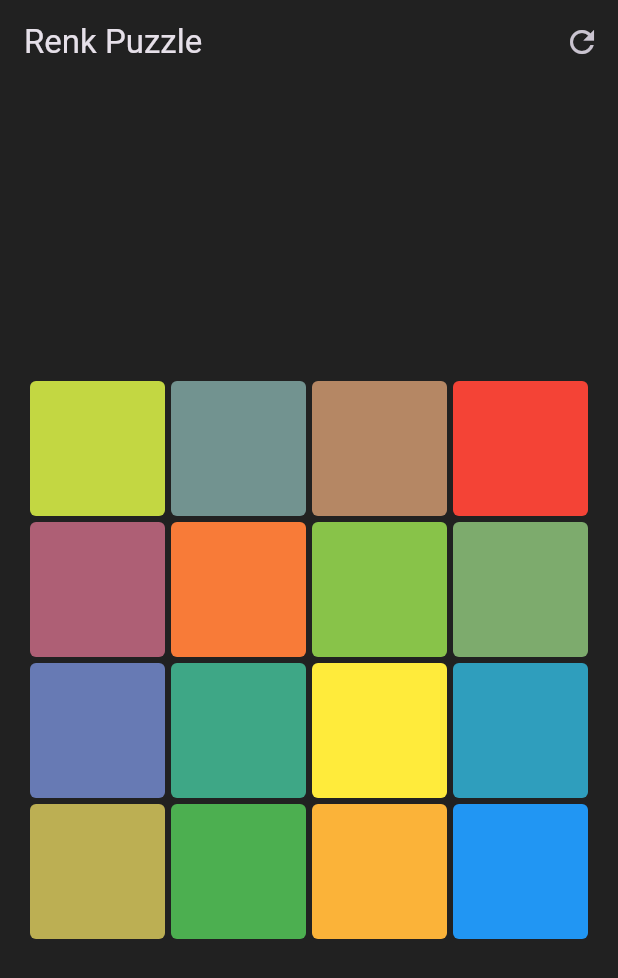
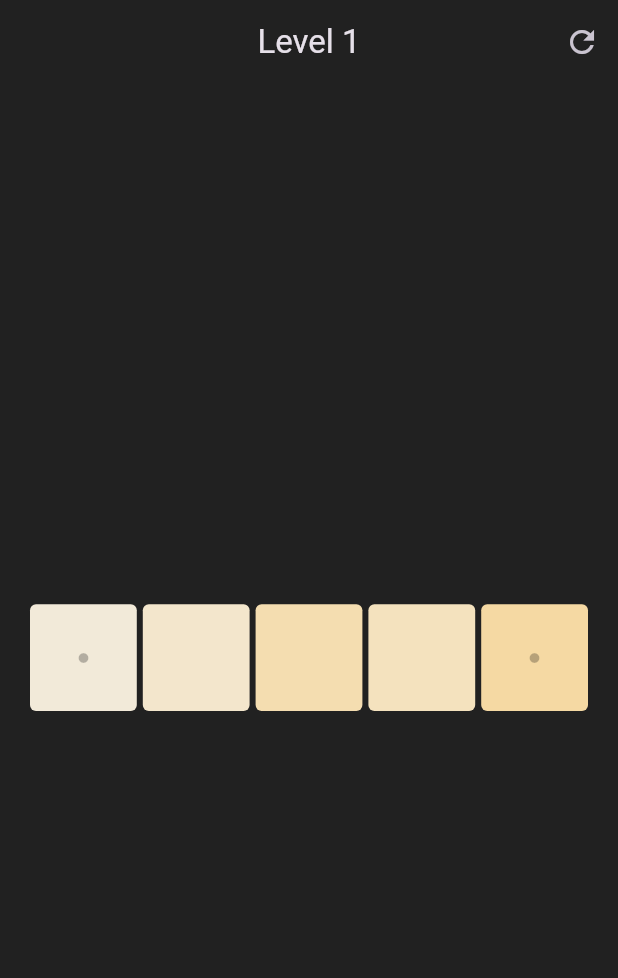
Before and after one commit to oznurkarahasan/color_puzzle, a Flutter app: the screen it shows after launch, after a tap on the "refresh" icon, on a phone screen of 412 x 824 dp. Shown: the top 978 px of the screen. Run offline on Flutter 3.47's test engine with Material 3 defaults, Android fonts, the phone set to English and light mode, and no system bars; our stand-ins replace flutter_dotenv.

Commit message:
level system added

```diff
--- a/lib/core/utils/color_generator.dart
+++ b/lib/core/utils/color_generator.dart
@@ -1,27 +1,40 @@
 import 'package:flutter/material.dart';
+import 'dart:math';
 
 class ColorGenerator {
-  /// Verilen 4 köşe rengine göre grid boyutu kadar ara renk üretir.
-  static List<Color> generateGrid({
-    required int size,
-    required Color tl, // Top-Left (Sol Üst)
-    required Color tr, // Top-Right (Sağ Üst)
-    required Color bl, // Bottom-Left (Sol Alt)
-    required Color br, // Bottom-Right (Sağ Alt)
+  // Artık size yerine rows ve cols alıyoruz
+  static List<Color> generateLevelColors({
+    required int rows,
+    required int cols,
   }) {
+    final Random random = Random();
+
+    // Rastgele Ana Renk
+    double baseHue = random.nextDouble() * 360;
+
+    // Köşeleri HSL ile üret (Daha canlı renkler için parametreleri güncelledim)
+    Color tl = HSLColor.fromAHSL(1.0, baseHue, 0.5, 0.9).toColor(); // Çok Açık
+    Color tr = HSLColor.fromAHSL(1.0, baseHue, 0.8, 0.8).toColor(); // Açık
+    Color bl = HSLColor.fromAHSL(1.0, baseHue, 0.5, 0.3).toColor(); // Koyu
+    Color br = HSLColor.fromAHSL(1.0, baseHue, 1.0, 0.1).toColor(); // Çok Koyu
+
     List<Color> result = [];
 
-    for (int y = 0; y < size; y++) {
-      for (int x = 0; x < size; x++) {
-        double xRatio = size > 1 ? x / (size - 1) : 0;
-        double yRatio = size > 1 ? y / (size - 1) : 0;
+    for (int y = 0; y < rows; y++) {
+      for (int x = 0; x < cols; x++) {
+        // MATEMATİKSEL KORUMA:
+        // Eğer tek satırsa (rows=1), bölen 0 olur ve hata verir.
+        // Bunu engellemek için kontrol ekledik (? : yapısı).
+        double xRatio = cols > 1 ? x / (cols - 1) : 0;
+        double yRatio = rows > 1 ? y / (rows - 1) : 0;
 
-        // Üst ve Alt satır interpolasyonu
         Color topColor = Color.lerp(tl, tr, xRatio)!;
         Color bottomColor = Color.lerp(bl, br, xRatio)!;
 
-        // Dikey interpolasyon
-        Color finalColor = Color.lerp(topColor, bottomColor, yRatio)!;
+        // Eğer tek satırsa sadece üst rengi (topColor) kullan, karıştırma.
+        Color finalColor = rows > 1
+            ? Color.lerp(topColor, bottomColor, yRatio)!
+            : topColor;
 
         result.add(finalColor);
       }
--- a/lib/features/game/screens/game_screen.dart
+++ b/lib/features/game/screens/game_screen.dart
@@ -10,29 +10,102 @@ class GameScreen extends StatefulWidget {
 }
 
 class _GameScreenState extends State<GameScreen> {
-  final int satirSayisi = 4;
+  int currentLevel = 1;
+  int satirSayisi = 1;
+  int sutunSayisi = 5;
+
   List<Color> hedefListe = [];
   List<Color> oyuncuListesi = [];
+
+  // YENİ: Kilitli olan indexleri tutan liste
+  Set<int> kilitliIndexler = {};
 
   @override
   void initState() {
     super.initState();
-    _oyunuBaslat();
+    _leveliBaslat();
   }
 
-  void _oyunuBaslat() {
-    hedefListe = ColorGenerator.generateGrid(
-      size: satirSayisi,
-      tl: Colors.red,
-      tr: Colors.yellow,
-      bl: Colors.blue,
-      br: Colors.green,
+  void _leveliBaslat() {
+    // --- LEVEL AYARLARI ---
+    if (currentLevel == 1) {
+      satirSayisi = 1;
+      sutunSayisi = 5;
+    } else if (currentLevel == 2) {
+      satirSayisi = 3;
+      sutunSayisi = 3;
+    } else {
+      int baseSize = 4 + ((currentLevel - 3) ~/ 2);
+      satirSayisi = baseSize;
+      sutunSayisi = baseSize;
+    }
+
+    // 1. Hedef renkleri oluştur (Bu bizim cevap anahtarımız)
+    hedefListe = ColorGenerator.generateLevelColors(
+      rows: satirSayisi,
+      cols: sutunSayisi,
     );
-    oyuncuListesi = List.of(hedefListe)..shuffle();
+
+    // 2. Kilitli olacak taşları belirle (Köşeler)
+    _kilitliTaslariBelirle();
+
+    // 3. AKILLI KARIŞTIRMA (Sadece ortadakileri karıştır)
+    oyuncuListesi = _sadeceOrtalariKaristir(hedefListe);
+
     setState(() {});
   }
 
+  void _kilitliTaslariBelirle() {
+    kilitliIndexler.clear();
+
+    if (currentLevel == 1) {
+      // Level 1 için sadece en başı ve en sonu kilitleyelim (Kolaylık olsun)
+      kilitliIndexler.add(0); // İlk kutu
+      kilitliIndexler.add(sutunSayisi - 1); // Son kutu
+    } else {
+      // Diğer levellerde 4 köşeyi kilitle
+      kilitliIndexler.add(0); // Sol Üst
+      kilitliIndexler.add(sutunSayisi - 1); // Sağ Üst
+      kilitliIndexler.add((satirSayisi - 1) * sutunSayisi); // Sol Alt
+      kilitliIndexler.add((satirSayisi * sutunSayisi) - 1); // Sağ Alt
+    }
+  }
+
+  List<Color> _sadeceOrtalariKaristir(List<Color> kaynak) {
+    // Hareket edebilir (kilitli olmayan) renkleri ayıkla
+    List<Color> hareketliRenkler = [];
+    for (int i = 0; i < kaynak.length; i++) {
+      if (!kilitliIndexler.contains(i)) {
+        hareketliRenkler.add(kaynak[i]);
+      }
+    }
+
+    // Bunları karıştır
+    hareketliRenkler.shuffle();
+
+    // Şimdi yeni listeyi inşa et
+    List<Color> sonuc = [];
+    int hareketliSayac = 0;
+
+    for (int i = 0; i < kaynak.length; i++) {
+      if (kilitliIndexler.contains(i)) {
+        // Eğer kilitli bir yerse, orijinal (doğru) rengi koy
+        sonuc.add(kaynak[i]);
+      } else {
+        // Değilse, karıştırdığımız havuzdan sıradakini koy
+        sonuc.add(hareketliRenkler[hareketliSayac]);
+        hareketliSayac++;
+      }
+    }
+    return sonuc;
+  }
+
   void _renkleriDegistir(int eskiIndex, int yeniIndex) {
+    // Eğer hedef yer kilitliyse değişime izin verme (Ekstra güvenlik)
+    if (kilitliIndexler.contains(yeniIndex) ||
+        kilitliIndexler.contains(eskiIndex))
+      return;
+
     setState(() {
       final temp = oyuncuListesi[eskiIndex];
       oyuncuListesi[eskiIndex] = oyuncuListesi[yeniIndex];
@@ -41,52 +114,66 @@ class _GameScreenState extends State<GameScreen> {
     _kazanmaKontrolu();
   }
 
-  void _kazanmaKontrolu() {
-    bool kazandi = true;
-    for (int i = 0; i < hedefListe.length; i++) {
-      if (hedefListe[i].toARGB32() != oyuncuListesi[i].toARGB32()) {
-        kazandi = false;
-        break;
-      }
-    }
-    if (kazandi) {
-      ScaffoldMessenger.of(context).showSnackBar(
-        const SnackBar(
-          content: Text("🎉 Bölüm Tamamlandı!"),
-          backgroundColor: Colors.green,
-        ),
+  // _kazanmaKontrolu, _levelAtla ve build metodunun geri kalanı aynı...
+  // Sadece PuzzleTile çağırırken parametreyi ekle:
+
+  // ... build metodunun içinde GridView.builder kısmında:
+  /*
+  itemBuilder: (context, index) {
+      bool isLocked = kilitliIndexler.contains(index); // Burayı hesapla
+
+      return PuzzleTile(
+        color: oyuncuListesi[index],
+        index: index,
+        isLocked: isLocked, // YENİ PARAMETREYİ GEÇ
+        onSwap: _renkleriDegistir,
       );
-    }
-  }
+  },
+  */
 
+  // Kodun tamamını bozmamak için build metodunu buraya tekrar ekliyorum:
   @override
   Widget build(BuildContext context) {
     return Scaffold(
       backgroundColor: Colors.grey[900],
       appBar: AppBar(
-        title: const Text("Renk Puzzle"),
+        title: Text("Level $currentLevel"),
+        centerTitle: true,
         backgroundColor: Colors.transparent,
         actions: [
-          IconButton(icon: const Icon(Icons.refresh), onPressed: _oyunuBaslat),
+          IconButton(
+            icon: const Icon(Icons.refresh),
+            onPressed: () {
+              setState(() {
+                // Yenilerken de sadece ortaları karıştır
+                oyuncuListesi = _sadeceOrtalariKaristir(hedefListe);
+              });
+            },
+          ),
         ],
       ),
-      body: Padding(
-        padding: const EdgeInsets.all(20.0),
-        child: Center(
+      body: Center(
+        child: Padding(
+          padding: const EdgeInsets.all(20.0),
           child: AspectRatio(
-            aspectRatio: 1,
+            aspectRatio: satirSayisi == 1 ? 5 / 1 : 1,
             child: GridView.builder(
               physics: const NeverScrollableScrollPhysics(),
               gridDelegate: SliverGridDelegateWithFixedCrossAxisCount(
-                crossAxisCount: satirSayisi,
+                crossAxisCount: sutunSayisi,
+                childAspectRatio: 1,
                 mainAxisSpacing: 4,
                 crossAxisSpacing: 4,
               ),
               itemCount: oyuncuListesi.length,
               itemBuilder: (context, index) {
+                // Kilit kontrolü
+                bool isLocked = kilitliIndexler.contains(index);
+
                 return PuzzleTile(
                   color: oyuncuListesi[index],
                   index: index,
+                  isLocked: isLocked, // Widget'a bildiriyoruz
                   onSwap: _renkleriDegistir,
                 );
               },
@@ -96,4 +183,30 @@ class _GameScreenState extends State<GameScreen> {
       ),
     );
   }
+
+  // _kazanmaKontrolu ve _levelAtla fonksiyonlarını önceki kodundan aynen kullanabilirsin.
+  void _kazanmaKontrolu() {
+    bool kazandi = true;
+    for (int i = 0; i < hedefListe.length; i++) {
+      if (hedefListe[i].toARGB32() != oyuncuListesi[i].toARGB32()) {
+        kazandi = false;
+        break;
+      }
+    }
+
+    if (kazandi) {
+      ScaffoldMessenger.of(context).showSnackBar(
+        SnackBar(
+          content: Text("Level $currentLevel Tamamlandı! 🎉"),
+          backgroundColor: Colors.green,
+        ),
+      );
+      Future.delayed(const Duration(milliseconds: 500), () {
+        setState(() {
+          currentLevel++;
+        });
+        _leveliBaslat();
+      });
+    }
+  }
 }
--- a/lib/features/game/widgets/puzzle_tile.dart
+++ b/lib/features/game/widgets/puzzle_tile.dart
@@ -1,20 +1,28 @@
-// lib/features/game/widgets/puzzle_tile.dart
 import 'package:flutter/material.dart';
 
 class PuzzleTile extends StatelessWidget {
   final Color color;
   final int index;
+  final bool isLocked; // YENİ: Taş kilitli mi?
   final Function(int fromIndex, int toIndex) onSwap;
 
   const PuzzleTile({
     super.key,
     required this.color,
     required this.index,
+    required this.isLocked, // YENİ
     required this.onSwap,
   });
 
   @override
   Widget build(BuildContext context) {
+    // 1. Eğer taş kilitliyse, sürüklenebilir olmamalı.
+    // Sadece görüntüsünü döndürürüz.
+    if (isLocked) {
+      return _buildKutuGorseli(isLocked: true);
+    }
+
+    // 2. Kilitli değilse normal sürükle-bırak mantığı çalışır.
     return DragTarget<int>(
       onAcceptWithDetails: (details) {
         onSwap(details.data, index);
@@ -24,39 +32,39 @@ class PuzzleTile extends StatelessWidget {
 
         return Draggable<int>(
           data: index,
-          feedback: _buildKutuGorseli(isDragging: true), // Sürüklerken görünen
+          feedback: _buildKutuGorseli(isDragging: true),
           childWhenDragging: Container(
-            // Arkada kalan boşluk
             decoration: BoxDecoration(
-              color: Colors.black26,
+              color: Colors.black12,
               borderRadius: BorderRadius.circular(4),
             ),
           ),
-          child: _buildKutuGorseli(isHovered: uzerineGelindi), // Normal hali
+          child: _buildKutuGorseli(isHovered: uzerineGelindi),
         );
       },
     );
   }
 
-  Widget _buildKutuGorseli({bool isDragging = false, bool isHovered = false}) {
+  Widget _buildKutuGorseli({
+    bool isDragging = false,
+    bool isHovered = false,
+    bool isLocked = false,
+  }) {
     return Container(
-      width: isDragging ? 60 : null, // Sürüklerken biraz büyük görünsün
+      width: isDragging ? 60 : null,
       height: isDragging ? 60 : null,
       decoration: BoxDecoration(
         color: color,
-        borderRadius: BorderRadius.circular(
-          isDragging ? 30 : 4,
-        ), // Sürüklerken yuvarlak
+        borderRadius: BorderRadius.circular(isDragging ? 30 : 4),
         boxShadow: isDragging
             ? [const BoxShadow(blurRadius: 10, color: Colors.black45)]
             : null,
-        border: isHovered
-            ? Border.all(
-                color: Colors.white,
-                width: 3,
-              ) // Üzerine gelince parlasın
-            : null,
+        border: isHovered ? Border.all(color: Colors.white, width: 3) : null,
       ),
+      // KİLİTLİ İSE ORTASINA KÜÇÜK BİR NOKTA KOY (İPUCU)
+      child: isLocked
+          ? const Icon(Icons.circle, size: 8, color: Colors.black26)
+          : null,
     );
   }
 }
```
Also changed, not shown: 1 other file.
